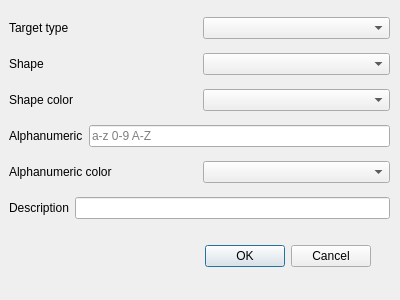
Qt form gui/ui/ui_interopTarget.ui (Team-Guardian/tagger) before a commit.
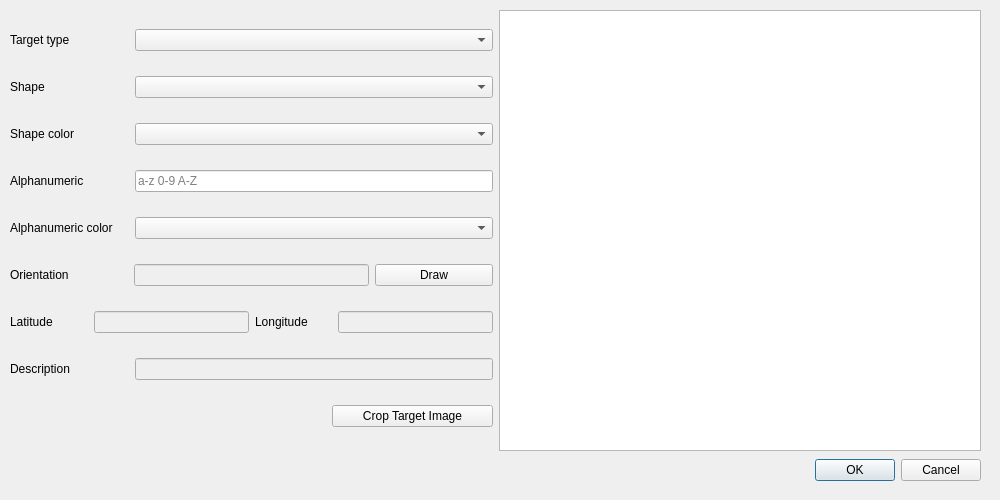
The same form after that commit. Custom widgets are drawn as their Qt base class.

Commit message: Implemented target cropping selection; expanded target selction UI

Diff of the .ui file:
```diff
--- a/gui/ui/ui_interopTarget.ui
+++ b/gui/ui/ui_interopTarget.ui
@@ -6,20 +6,26 @@
    <rect>
     <x>0</x>
     <y>0</y>
-    <width>400</width>
-    <height>300</height>
+    <width>1000</width>
+    <height>500</height>
    </rect>
   </property>
+  <property name="sizePolicy">
+   <sizepolicy hsizetype="Fixed" vsizetype="Fixed">
+    <horstretch>0</horstretch>
+    <verstretch>0</verstretch>
+   </sizepolicy>
+  </property>
   <property name="windowTitle">
    <string>Dialog</string>
   </property>
   <widget class="QDialogButtonBox" name="buttonBox">
    <property name="geometry">
     <rect>
-     <x>30</x>
-     <y>240</y>
+     <x>640</x>
+     <y>450</y>
      <width>341</width>
-     <height>32</height>
+     <height>41</height>
     </rect>
    </property>
    <property name="orientation">
@@ -32,15 +38,17 @@
   <widget class="QWidget" name="verticalLayoutWidget">
    <property name="geometry">
     <rect>
-     <x>9</x>
-     <y>9</y>
-     <width>381</width>
-     <height>221</height>
+     <x>10</x>
+     <y>10</y>
+     <width>971</width>
+     <height>441</height>
     </rect>
    </property>
+   <layout class="QHBoxLayout" name="horizontalLayout_9" stretch="1,1">
+    <item>
    <layout class="QVBoxLayout" name="verticalLayout">
     <item>
-     <layout class="QHBoxLayout" name="horizontalLayout_5">
+       <layout class="QHBoxLayout" name="horizontalLayout_5" stretch="1,3">
       <item>
        <widget class="QLabel" name="label_targetType">
         <property name="text">
@@ -54,7 +62,7 @@
      </layout>
     </item>
     <item>
-     <layout class="QHBoxLayout" name="horizontalLayout_4">
+       <layout class="QHBoxLayout" name="horizontalLayout_4" stretch="1,3">
       <item>
        <widget class="QLabel" name="label_shape">
         <property name="text">
@@ -68,7 +76,7 @@
      </layout>
     </item>
     <item>
-     <layout class="QHBoxLayout" name="horizontalLayout_3">
+       <layout class="QHBoxLayout" name="horizontalLayout_3" stretch="1,3">
       <item>
        <widget class="QLabel" name="label_shapeColor">
         <property name="text">
@@ -82,7 +90,7 @@
      </layout>
     </item>
     <item>
-     <layout class="QHBoxLayout" name="horizontalLayout">
+       <layout class="QHBoxLayout" name="horizontalLayout" stretch="1,3">
       <item>
        <widget class="QLabel" name="label_alphanumeric">
         <property name="text">
@@ -100,7 +108,7 @@
      </layout>
     </item>
     <item>
-     <layout class="QHBoxLayout" name="horizontalLayout_2">
+       <layout class="QHBoxLayout" name="horizontalLayout_2" stretch="1,3">
       <item>
        <widget class="QLabel" name="label_alphanumericColor">
         <property name="text">
@@ -114,7 +122,64 @@
      </layout>
     </item>
     <item>
-     <layout class="QHBoxLayout" name="horizontalLayout_6">
+       <layout class="QHBoxLayout" name="horizontalLayout_11" stretch="1,2,1">
+        <item>
+         <widget class="QLabel" name="label_orientation">
+          <property name="text">
+           <string>Orientation</string>
+          </property>
+         </widget>
+        </item>
+        <item>
+         <widget class="QLineEdit" name="lineEdit_orientation">
+          <property name="enabled">
+           <bool>false</bool>
+          </property>
+         </widget>
+        </item>
+        <item>
+         <widget class="QPushButton" name="pushButton_orientation">
+          <property name="text">
+           <string>Draw</string>
+          </property>
+         </widget>
+        </item>
+       </layout>
+      </item>
+      <item>
+       <layout class="QHBoxLayout" name="horizontalLayout_8" stretch="1,2,1,2">
+        <item>
+         <widget class="QLabel" name="label_latitude">
+          <property name="text">
+           <string>Latitude</string>
+          </property>
+         </widget>
+        </item>
+        <item>
+         <widget class="QLineEdit" name="lineEdit_latitude">
+          <property name="enabled">
+           <bool>false</bool>
+          </property>
+         </widget>
+        </item>
+        <item>
+         <widget class="QLabel" name="label_longitude">
+          <property name="text">
+           <string>Longitude</string>
+          </property>
+         </widget>
+        </item>
+        <item>
+         <widget class="QLineEdit" name="lineEdit_longitude">
+          <property name="enabled">
+           <bool>false</bool>
+          </property>
+         </widget>
+        </item>
+       </layout>
+      </item>
+      <item>
+       <layout class="QHBoxLayout" name="horizontalLayout_6" stretch="1,3">
       <item>
        <widget class="QLabel" name="label_description">
         <property name="text">
@@ -124,6 +189,9 @@
       </item>
       <item>
        <widget class="QLineEdit" name="lineEdit_description">
+          <property name="enabled">
+           <bool>false</bool>
+          </property>
         <property name="text">
          <string/>
         </property>
@@ -134,12 +202,48 @@
       </item>
      </layout>
     </item>
-   </layout>
+      <item>
+       <layout class="QHBoxLayout" name="horizontalLayout_7" stretch="2,1">
+        <item>
+         <spacer name="horizontalSpacer">
+          <property name="orientation">
+           <enum>Qt::Horizontal</enum>
+          </property>
+          <property name="sizeHint" stdset="0">
+           <size>
+            <width>40</width>
+            <height>20</height>
+           </size>
+          </property>
+         </spacer>
+        </item>
+        <item>
+         <widget class="QPushButton" name="button_cropTarget">
+          <property name="text">
+           <string>Crop Target Image</string>
+          </property>
+         </widget>
+        </item>
+       </layout>
+      </item>
+     </layout>
+    </item>
+    <item>
+     <widget class="TargetViewer" name="viewer_target"/>
+    </item>
+   </layout>
   </widget>
   <zorder>buttonBox</zorder>
   <zorder>verticalLayoutWidget</zorder>
   <zorder>horizontalLayoutWidget_6</zorder>
  </widget>
+ <customwidgets>
+  <customwidget>
+   <class>TargetViewer</class>
+   <extends>QGraphicsView</extends>
+   <header>gui/targetViewer</header>
+  </customwidget>
+ </customwidgets>
  <resources/>
  <connections>
   <connection>
```
Left out of the diff: 11 changed lines with no effect on the pictures. Lines whose indentation alone changed are shown as unchanged. The commit also changes 6 other files.
